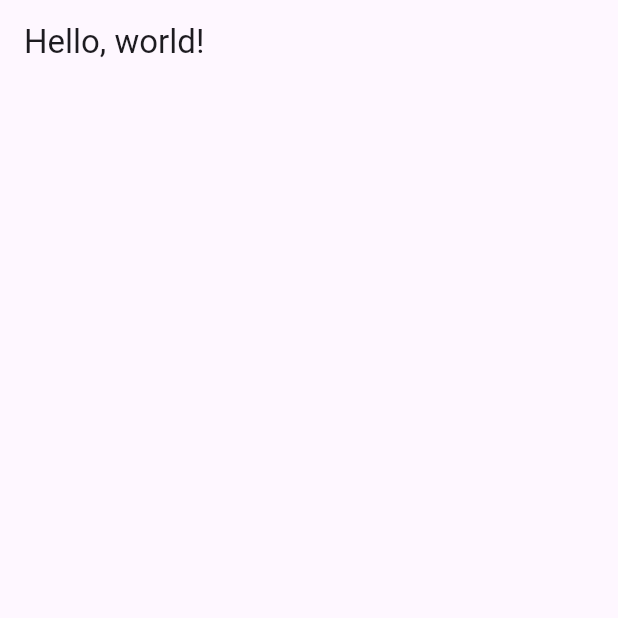
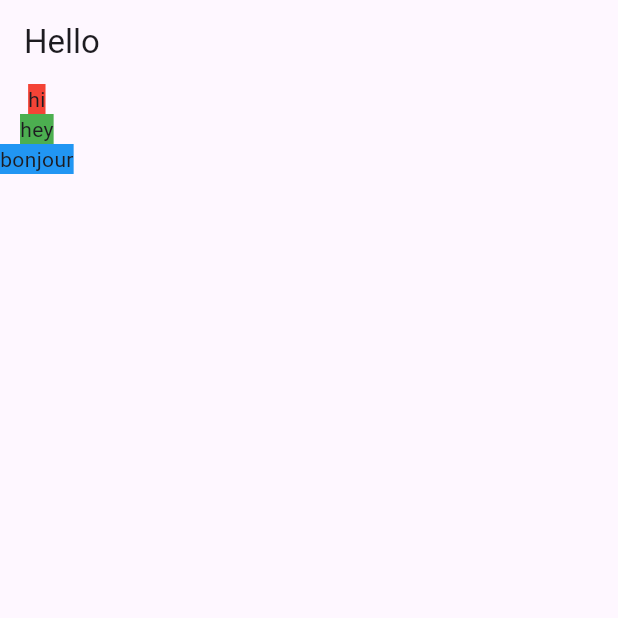
Before and after one commit to lana-bu/tourism_mobileapp, a Flutter app: the screen it shows after launch, on a phone screen of 412 x 824 dp, the top half of it. Run offline on Flutter 3.47's test engine with Material 3 defaults, Android fonts, the phone set to English and light mode, and no system bars.

Commit message:
screen connections

```diff
--- /dev/null
+++ b/lib/app.dart
@@ -0,0 +1,9 @@
+import 'package:flutter/material.dart';
+import 'package:tourism_mobileapp/screens/location_detail/location_detail.dart';
+
+class App extends StatelessWidget {
+  @override // @ symbol is an annotation, adding a label to our function that gives it some characteristic/functionality
+  Widget build(BuildContext context) {
+    return MaterialApp(home: LocationDetail());
+  }
+}
--- a/lib/main.dart
+++ b/lib/main.dart
@@ -1,11 +1,5 @@
 import 'package:flutter/material.dart';
-
+import 'app.dart';
 void main() {
-  return runApp(MaterialApp(
-    home: Scaffold( // a route is a screen
-      appBar: AppBar( // a navigation mechanism
-        title: Text('Hello, world!')
-      ),
-    ),
-  ));
+  runApp(App());
 }
--- /dev/null
+++ b/lib/screens/location_detail/location_detail.dart
@@ -0,0 +1,34 @@
+import 'package:flutter/material.dart';
+
+class LocationDetail extends StatelessWidget {
+  @override // @ symbol is an annotation, adding a label to our function that gives it some characteristic/functionality
+  Widget build(BuildContext context) {
+    return Scaffold(
+      appBar: AppBar(
+        title: Text('Hello'),
+        ),
+        body: Column(
+          children: [
+            Container(
+              decoration: BoxDecoration(
+                color: Colors.red,
+              ),
+              child: Text('hi'),
+            ),
+            Container(
+              decoration: BoxDecoration(
+                color: Colors.green,
+              ),
+              child: Text('hey'),
+            ),
+            Container(
+              decoration: BoxDecoration(
+                color: Colors.blue,
+              ),
+              child: Text('bonjour'),
+            ),
+          ],
+        )
+      );
+  }
+}
```
